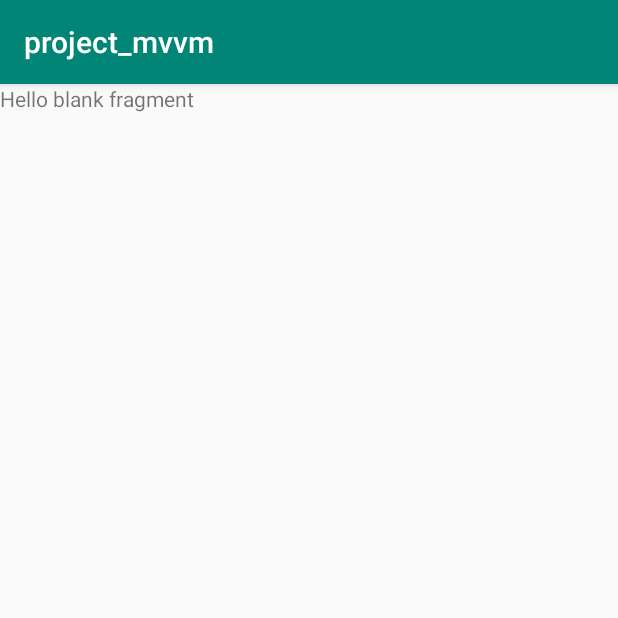
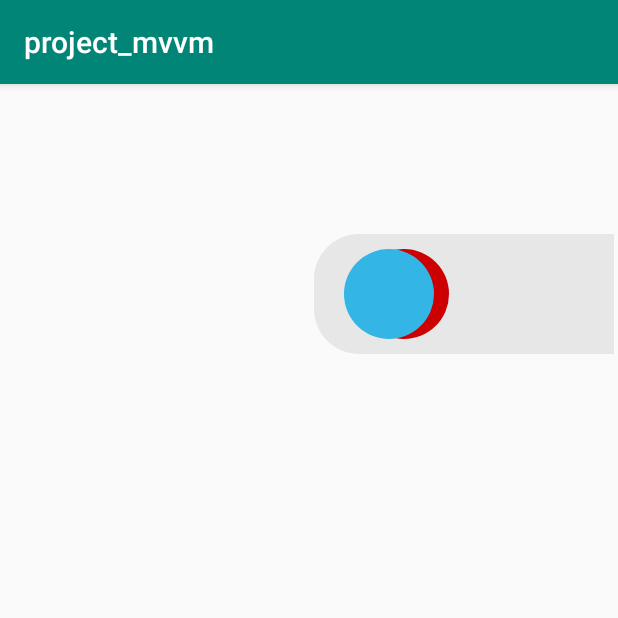
Before and after one commit to chenpengning/Hellow, an Android app: the AnimaFragment screen opened through its navigation route, on a phone screen of 412 x 824 dp, the top half of it. Run offline under Robolectric (Android 15) with nearby library versions, the phone set to English and light mode, and no system bars.

Commit message:
实现侧边栏视图

```diff
--- a/project_mvvm/src/main/java/com/fly/fox/project/ui/AnimaFragment.kt
+++ b/project_mvvm/src/main/java/com/fly/fox/project/ui/AnimaFragment.kt
@@ -7,6 +7,8 @@ import android.view.View
 import android.view.ViewGroup
 import androidx.fragment.app.Fragment
 import com.fly.fox.project.R
+import com.fly.fox.project.view.RightDialog
+import kotlinx.android.synthetic.main.fragment_anima.*
 
 /**
  * A simple [Fragment] subclass.
@@ -22,4 +24,15 @@ class AnimaFragment : Fragment() {
     }
 
 
+    override fun onViewCreated(view: View, savedInstanceState: Bundle?) {
+        super.onViewCreated(view, savedInstanceState)
+
+        mv_right_rl.setOnClickListener {
+
+
+            RightDialog().show(parentFragmentManager, "fd")
+        }
+    }
+
+
 }
--- a/project_mvvm/src/main/java/com/fly/fox/project/ui/MainFragment.kt
+++ b/project_mvvm/src/main/java/com/fly/fox/project/ui/MainFragment.kt
@@ -40,6 +40,10 @@ class MainFragment : Fragment() {
             findNavController().navigate(R.id.action_mainFragment_to_firstFragment)
         }
 
+        bt_right_bar.setOnClickListener {
+
+            findNavController().navigate(R.id.action_mainFragment_to_animaFragment)
+        }
     }
 
 
--- /dev/null
+++ b/project_mvvm/src/main/res/drawable/bg_cir_blue.xml
@@ -0,0 +1,13 @@
+<?xml version="1.0" encoding="utf-8"?>
+<shape xmlns:android="http://schemas.android.com/apk/res/android"
+    android:shape="rectangle"
+    android:useLevel="false">
+
+    <solid android:color="@android:color/holo_blue_light" />
+
+    <size
+        android:width="30dp"
+        android:height="30dp" />
+    <corners android:radius="30dp" />
+
+</shape>
--- /dev/null
+++ b/project_mvvm/src/main/res/drawable/bg_rect_nomal.xml
@@ -0,0 +1,13 @@
+<?xml version="1.0" encoding="utf-8"?>
+<shape xmlns:android="http://schemas.android.com/apk/res/android"
+    android:shape="rectangle"
+    android:useLevel="false">
+
+    <solid android:color="#33999999" />
+
+
+    <corners
+        android:bottomLeftRadius="30dp"
+        android:topLeftRadius="30dp" />
+
+</shape>
--- a/project_mvvm/src/main/res/layout/fragment_anima.xml
+++ b/project_mvvm/src/main/res/layout/fragment_anima.xml
@@ -1,14 +1,37 @@
 <?xml version="1.0" encoding="utf-8"?>
-<FrameLayout xmlns:android="http://schemas.android.com/apk/res/android"
+<androidx.constraintlayout.widget.ConstraintLayout xmlns:android="http://schemas.android.com/apk/res/android"
     xmlns:tools="http://schemas.android.com/tools"
     android:layout_width="match_parent"
     android:layout_height="match_parent"
+    xmlns:app="http://schemas.android.com/apk/res-auto"
     tools:context=".ui.AnimaFragment">
 
     <!-- TODO: Update blank fragment layout -->
-    <TextView
-        android:layout_width="match_parent"
-        android:layout_height="match_parent"
-        android:text="@string/hello_blank_fragment" />
 
-</FrameLayout>
+    <RelativeLayout
+        android:id="@+id/mv_right_rl"
+        android:layout_marginTop="100dp"
+        app:layout_constraintTop_toTopOf="parent"
+        app:layout_constraintRight_toRightOf="parent"
+        android:layout_width="200dp"
+        android:layout_height="80dp"
+        android:gravity="center_vertical"
+        android:background="@drawable/bg_rect_nomal">
+
+        <ImageView
+            android:layout_marginLeft="30dp"
+            android:background="@drawable/bg_cir_red"
+            android:layout_width="60dp"
+            android:layout_height="60dp" />
+
+        <ImageView
+            android:layout_marginLeft="20dp"
+            android:background="@drawable/bg_cir_blue"
+            android:layout_width="60dp"
+            android:layout_height="60dp" />
+
+
+    </RelativeLayout>
+
+
+</androidx.constraintlayout.widget.ConstraintLayout>
--- a/project_mvvm/src/main/res/values/styles.xml
+++ b/project_mvvm/src/main/res/values/styles.xml
@@ -15,4 +15,9 @@
         <attr name="customIsDrag" format="boolean" />
     </declare-styleable>
 
+    <style name="BottomDialogAnimation">
+        <item name="android:windowEnterAnimation">@anim/dialog_in</item>
+        <item name="android:windowExitAnimation">@anim/dialog_out</item>
+    </style>
+
 </resources>
```
Also changed, not shown: project_mvvm/src/main/java/com/fly/fox/project/view/RightDialog.kt (added, +47 -0 lines), project_mvvm/src/main/res/anim/dialog_in.xml (added, +8 -0 lines), project_mvvm/src/main/res/anim/dialog_out.xml (added, +8 -0 lines), project_mvvm/src/main/res/drawable-v24/shape_button_circular1.xml (added, +10 -0 lines), project_mvvm/src/main/res/layout/fragment_dialog.xml (added, +19 -0 lines), project_mvvm/src/main/res/layout/fragment_main.xml (+7 -0 lines).
